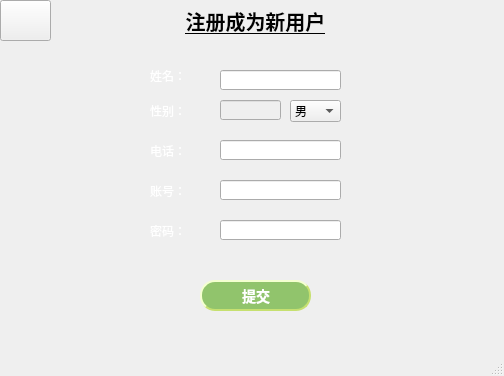
This is mainwindow7.ui in code-aifarmer/Home-appliance-information-management-system- as Qt 5 draws it before an edit. The edited form follows.
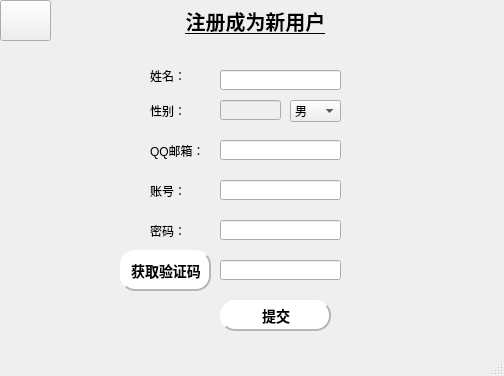
This is the edited form. Icons and pictures are not drawn.

Diff of the .ui file:
```diff
--- a/mainwindow7.ui
+++ b/mainwindow7.ui
@@ -125,7 +125,7 @@
      </rect>
     </property>
     <property name="styleSheet">
-     <string notr="true">color: rgb(255, 255, 255);</string>
+     <string notr="true"/>
     </property>
     <property name="text">
      <string>姓名：</string>
@@ -141,7 +141,7 @@
      </rect>
     </property>
     <property name="styleSheet">
-     <string notr="true">color: rgb(255, 255, 255);</string>
+     <string notr="true"/>
     </property>
     <property name="text">
      <string>性别：</string>
@@ -157,7 +157,7 @@
      </rect>
     </property>
     <property name="styleSheet">
-     <string notr="true">color: rgb(255, 255, 255);</string>
+     <string notr="true"/>
     </property>
     <property name="text">
      <string>密码：</string>
@@ -173,10 +173,10 @@
      </rect>
     </property>
     <property name="styleSheet">
-     <string notr="true">color: rgb(255, 255, 255);</string>
+     <string notr="true"/>
     </property>
     <property name="text">
-     <string>电话：</string>
+     <string>QQ邮箱：</string>
     </property>
    </widget>
    <widget class="QLabel" name="label_6">
@@ -189,7 +189,7 @@
      </rect>
     </property>
     <property name="styleSheet">
-     <string notr="true">color: rgb(255, 255, 255);</string>
+     <string notr="true"/>
     </property>
     <property name="text">
      <string>账号：</string>
@@ -223,8 +223,8 @@
    <widget class="QPushButton" name="pushButton">
     <property name="geometry">
      <rect>
-      <x>200</x>
-      <y>280</y>
+      <x>220</x>
+      <y>300</y>
       <width>111</width>
       <height>31</height>
      </rect>
@@ -236,15 +236,15 @@
 }
 
 QPushButton {
-background-color: #91c46c;
+background-color: #ffffff;
 color: #ffffff;
-color:white;
+color:black;
                     /* 文字颜色 */
-background-color: #91c46c;       /* 背景色 */
+background-color: #ffffff;       /* 背景色 */
 border-style: outset;            /* 边框风格 */
 border-width: 2px;               /* 边框宽度 */
 border-radius: 5px;              /* 边框圆角 */
-border-color: #c6e070;           /* 边框颜色 */
+border-color: #b0b7c1;           /* 边框颜色 */
 font: bold 14px;                 /* 字体 */
 min-width: 2em;                  /* 控件最小宽度 */
 min-height: 2px;                 /* 控件最小高度 */
@@ -310,6 +310,59 @@
      <string/>
     </property>
    </widget>
+   <widget class="QPushButton" name="pushButton_3">
+    <property name="geometry">
+     <rect>
+      <x>120</x>
+      <y>250</y>
+      <width>91</width>
+      <height>41</height>
+     </rect>
+    </property>
+    <property name="styleSheet">
+     <string notr="true">QPushButton:hover {
+background-color: #dde3f1;
+
+}
+
+QPushButton {
+background-color: #ffffff;
+color: #ffffff;
+color:black;
+                    /* 文字颜色 */
+background-color: #ffffff;       /* 背景色 */
+border-style: outset;            /* 边框风格 */
+border-width: 2px;               /* 边框宽度 */
+border-radius: 5px;              /* 边框圆角 */
+border-color: #b0b7c1;           /* 边框颜色 */
+font: bold 14px;                 /* 字体 */
+min-width: 2em;                  /* 控件最小宽度 */
+min-height: 2px;                 /* 控件最小高度 */
+font-family: 宋体;            /* 字库 */
+padding: 5px;                    /* 内边距 */
+padding-left:6px;                /* 文字横向偏移 */
+padding-top:6px;                 /* 文字纵向偏移 */
+border-radius:15px
+}
+QPushButton:pressed {
+background-color: #959a9e;
+}
+</string>
+    </property>
+    <property name="text">
+     <string>获取验证码</string>
+    </property>
+   </widget>
+   <widget class="QLineEdit" name="lineEdit_6">
+    <property name="geometry">
+     <rect>
+      <x>220</x>
+      <y>260</y>
+      <width>121</width>
+      <height>20</height>
+     </rect>
+    </property>
+   </widget>
   </widget>
   <widget class="QMenuBar" name="menubar">
    <property name="geometry">
```
Left out of the diff: 16 changed lines with no effect on the pictures.
